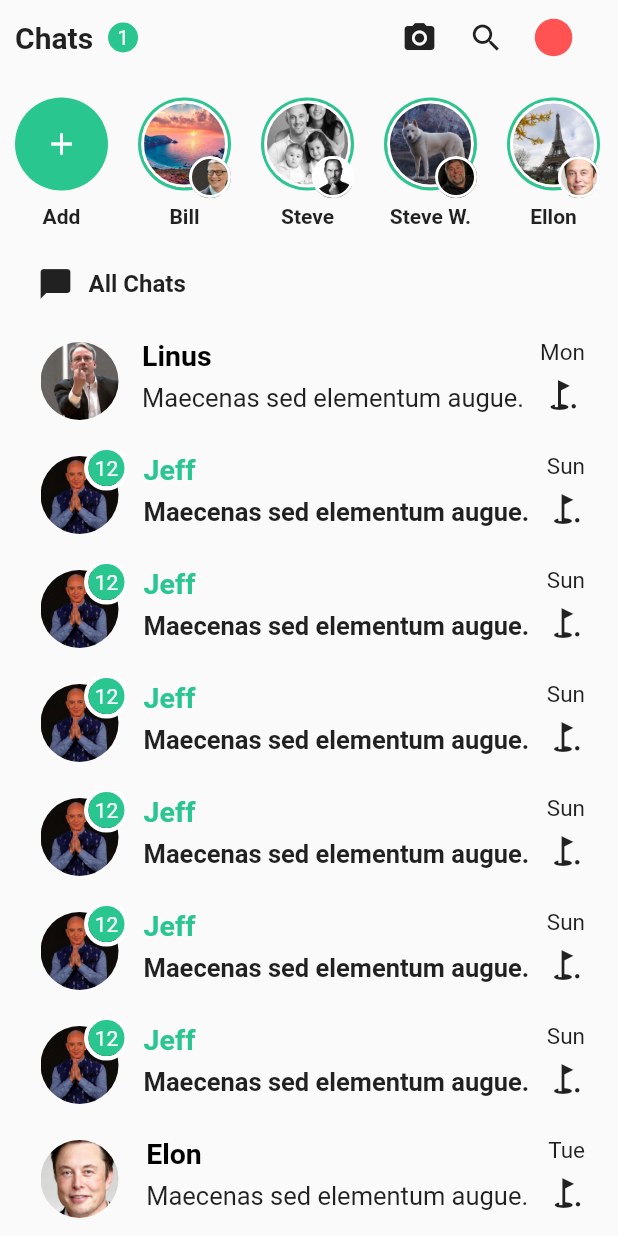
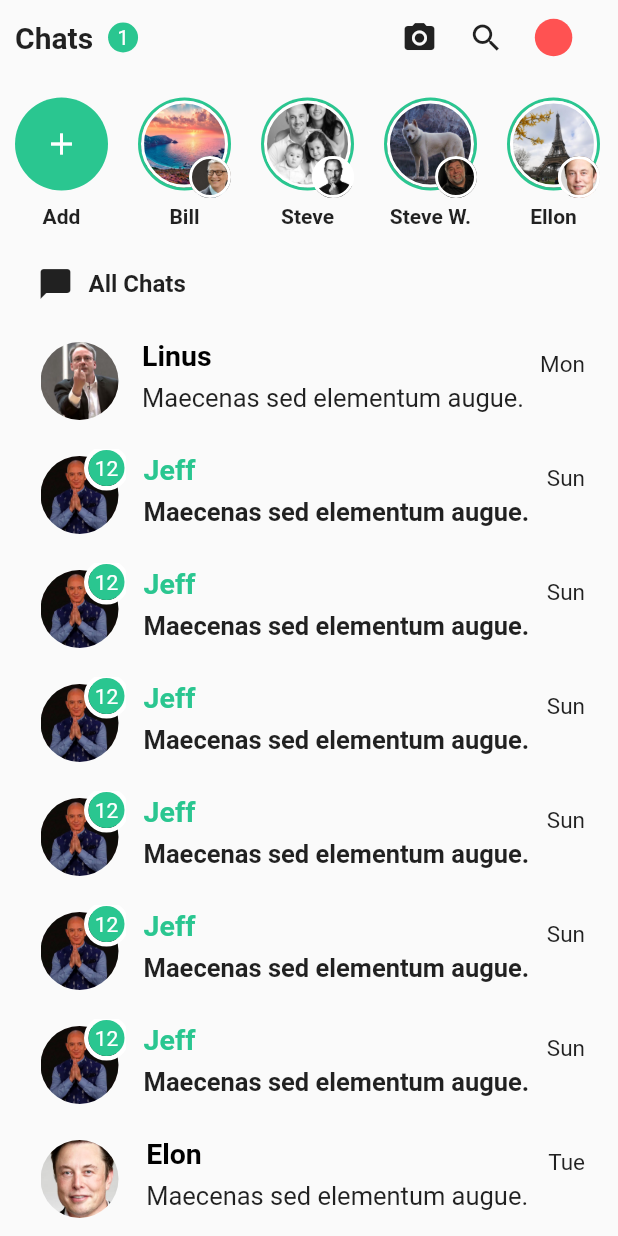
Before and after one commit to feMoraes0/whatsapp-redesign-ui, a Flutter app: the screen it shows after launch, scrolled down 287 dp, on a phone screen of 412 x 824 dp. Run offline on Flutter 3.47's test engine with Material 2 defaults, Android fonts, the phone set to English and light mode, and no system bars.

Commit message:
Fixed wrong show pinned icon

```diff
--- a/lib/components/conversation.dart
+++ b/lib/components/conversation.dart
@@ -3,7 +3,6 @@ import 'dart:convert';
 import "package:flutter/material.dart";
 
 class Conversation extends StatelessWidget {
-
   Widget headerList({@required String text, @required IconData icon}) {
     return Padding(
       padding: const EdgeInsets.fromLTRB(
@@ -34,7 +33,8 @@ class Conversation extends StatelessWidget {
     );
   }
 
-  Widget listConversation(Map element, ThemeData theme) {
+  Widget listConversation(
+      {@required Map element, @required ThemeData theme, bool pinned = false}) {
     return Container(
       padding: const EdgeInsets.symmetric(
         vertical: 5.0,
@@ -144,9 +144,9 @@ class Conversation extends StatelessWidget {
                     ),
                   ),
                 ),
-                Icon(
+                (pinned) ? Icon(
                   Icons.golf_course,
-                ),
+                ) : Container(),
               ],
             ),
           )
@@ -171,13 +171,30 @@ class Conversation extends StatelessWidget {
       },
     );
 
-    currentList.add(this.headerList(text: "Pinned", icon: Icons.golf_course));
+    currentList.add(
+      this.headerList(
+        text: "Pinned",
+        icon: Icons.golf_course,
+      ),
+    );
     for (Map element in pinned) {
-      currentList.add(this.listConversation(element, theme));
+      currentList.add(this.listConversation(
+        element: element,
+        theme: theme,
+        pinned: true,
+      ));
     }
-    currentList.add(this.headerList(text: "All Chats", icon: Icons.chat_bubble));
+    currentList.add(
+      this.headerList(
+        text: "All Chats",
+        icon: Icons.chat_bubble,
+      ),
+    );
     for (Map element in chats) {
-      currentList.add(this.listConversation(element, theme));
+      currentList.add(this.listConversation(
+        element: element,
+        theme: theme,
+      ));
     }
     return currentList;
   }
```
